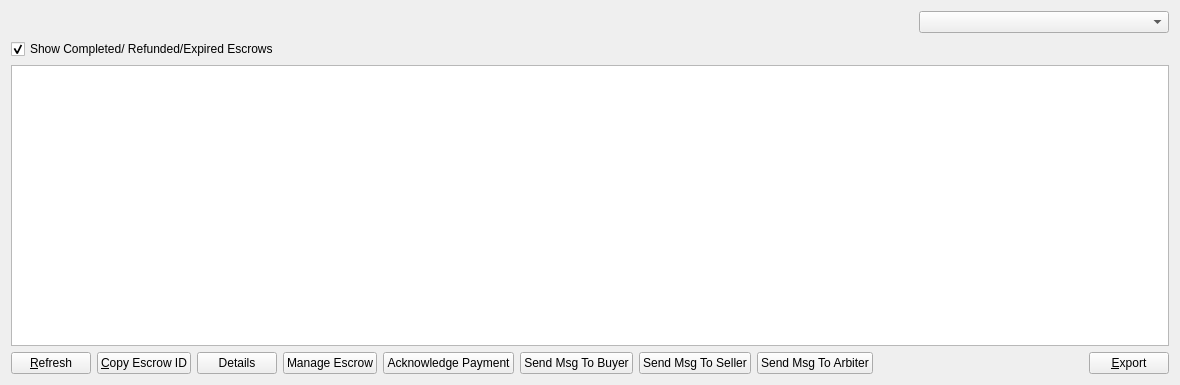
Old version of the form src/qt/forms/myescrowlistpage.ui in the repository greggdourgarian/syscoin2.
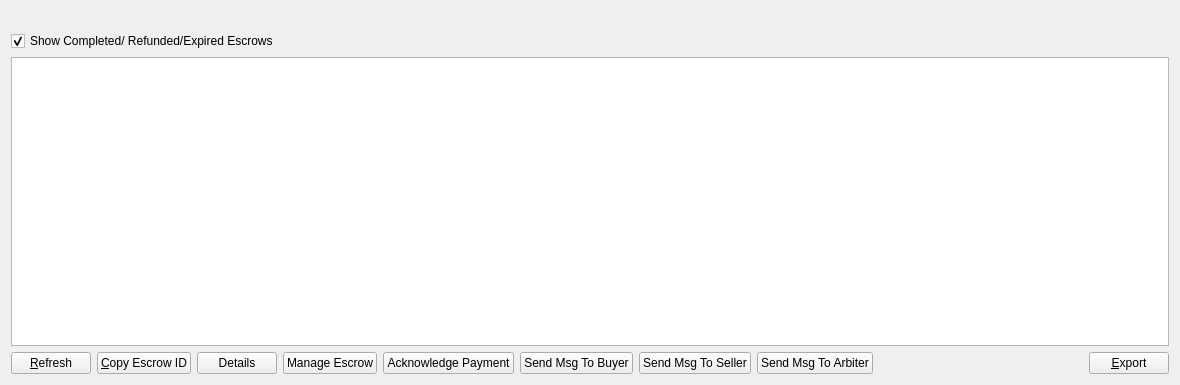
New version of the form.

Commit message: remove display list stuff for screens that done need it

The edit to the form file:
```diff
--- a/src/qt/forms/myescrowlistpage.ui
+++ b/src/qt/forms/myescrowlistpage.ui
@@ -26,16 +26,6 @@
        </property>
       </widget>
      </item>
-     <item>
-      <widget class="QComboBox" name="displayListAlias">
-       <property name="maximumSize">
-        <size>
-         <width>250</width>
-         <height>16777215</height>
-        </size>
-       </property>
-      </widget>
-     </item>
     </layout>
    </item>
    <item>
```
The commit also changes 9 other files.
